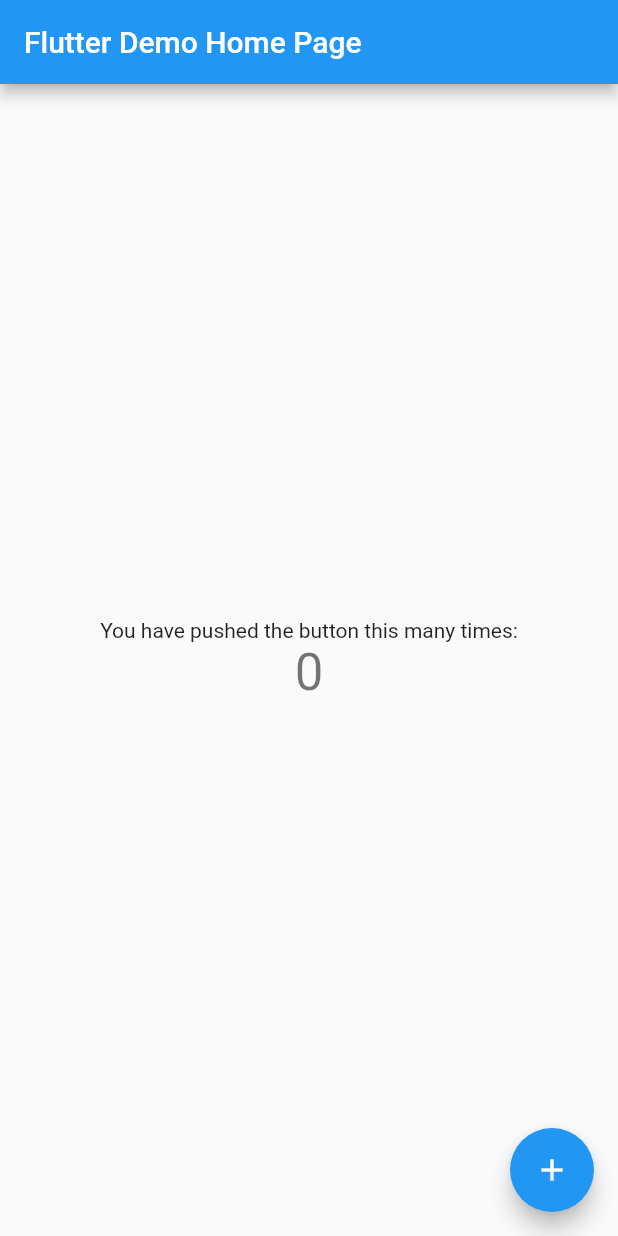
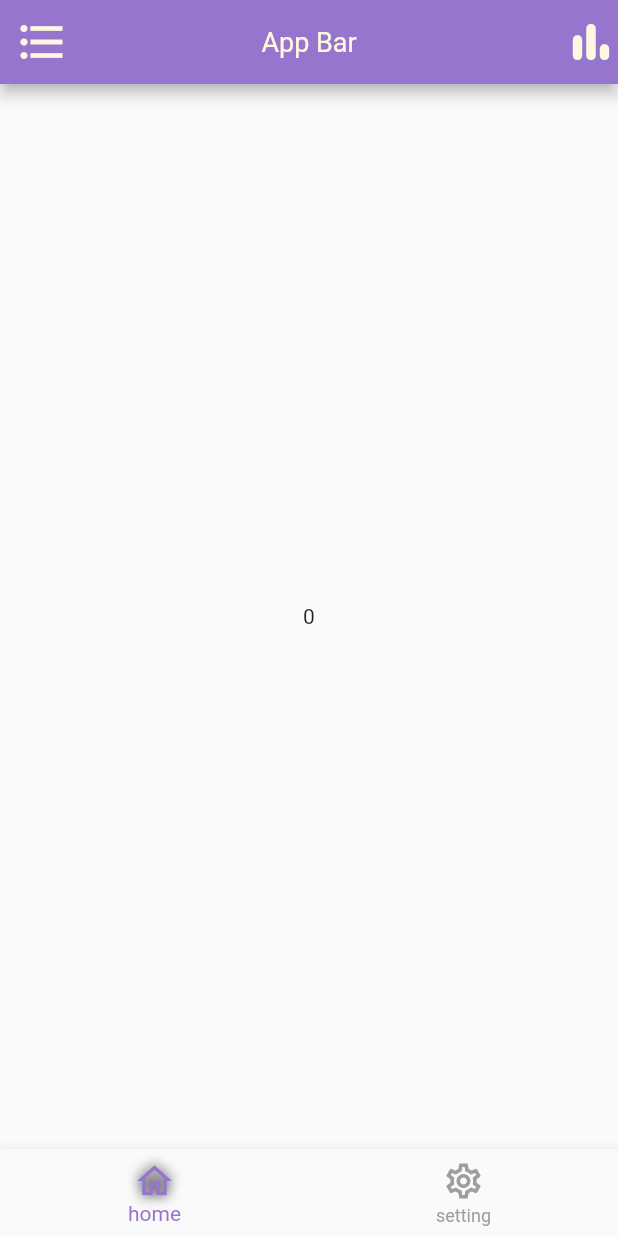
Before and after one commit to BaiYiZI/contact_book, a Flutter app: the screen it shows after launch, on a phone screen of 412 x 824 dp. Run offline on Flutter 3.47's test engine with Material 2 defaults, Android fonts, the phone set to English and light mode, and no system bars.

Commit message:
feat: Add home page

```diff
--- a/lib/main.dart
+++ b/lib/main.dart
@@ -1,115 +1,7 @@
-import 'package:flutter/material.dart';
+import "package:flutter/material.dart";
 
-void main() {
-  runApp(const MyApp());
+import "package:contact_book/pages/home/home.dart";
+
+void main(List<String> args) {
+  runApp(const Home());
 }
-
-class MyApp extends StatelessWidget {
-  const MyApp({super.key});
-
-  // This widget is the root of your application.
-  @override
-  Widget build(BuildContext context) {
-    return MaterialApp(
-      title: 'Flutter Demo',
-      theme: ThemeData(
-        // This is the theme of your application.
-        //
-        // Try running your application with "flutter run". You'll see the
-        // application has a blue toolbar. Then, without quitting the app, try
-        // changing the primarySwatch below to Colors.green and then invoke
-        // "hot reload" (press "r" in the console where you ran "flutter run",
-        // or simply save your changes to "hot reload" in a Flutter IDE).
-        // Notice that the counter didn't reset back to zero; the application
-        // is not restarted.
-        primarySwatch: Colors.blue,
-      ),
-      home: const MyHomePage(title: 'Flutter Demo Home Page'),
-    );
-  }
-}
-
-class MyHomePage extends StatefulWidget {
-  const MyHomePage({super.key, required this.title});
-
-  // This widget is the home page of your application. It is stateful, meaning
-  // that it has a State object (defined below) that contains fields that affect
-  // how it looks.
-
-  // This class is the configuration for the state. It holds the values (in this
-  // case the title) provided by the parent (in this case the App widget) and
-  // used by the build method of the State. Fields in a Widget subclass are
-  // always marked "final".
-
-  final String title;
-
-  @override
-  State<MyHomePage> createState() => _MyHomePageState();
-}
-
-class _MyHomePageState extends State<MyHomePage> {
-  int _counter = 0;
-
-  void _incrementCounter() {
-    setState(() {
-      // This call to setState tells the Flutter framework that something has
-      // changed in this State, which causes it to rerun the build method below
-      // so that the display can reflect the updated values. If we changed
-      // _counter without calling setState(), then the build method would not be
-      // called again, and so nothing would appear to happen.
-      _counter++;
-    });
-  }
-
-  @override
-  Widget build(BuildContext context) {
-    // This method is rerun every time setState is called, for instance as done
-    // by the _incrementCounter method above.
-    //
-    // The Flutter framework has been optimized to make rerunning build methods
-    // fast, so that you can just rebuild anything that needs updating rather
-    // than having to individually change instances of widgets.
-    return Scaffold(
-      appBar: AppBar(
-        // Here we take the value from the MyHomePage object that was created by
-        // the App.build method, and use it to set our appbar title.
-        title: Text(widget.title),
-      ),
-      body: Center(
-        // Center is a layout widget. It takes a single child and positions it
-        // in the middle of the parent.
-        child: Column(
-          // Column is also a layout widget. It takes a list of children and
-          // arranges them vertically. By default, it sizes itself to fit its
-          // children horizontally, and tries to be as tall as its parent.
-          //
-          // Invoke "debug painting" (press "p" in the console, choose the
-          // "Toggle Debug Paint" action from the Flutter Inspector in Android
-          // Studio, or the "Toggle Debug Paint" command in Visual Studio Code)
-          // to see the wireframe for each widget.
-          //
-          // Column has various properties to control how it sizes itself and
-          // how it positions its children. Here we use mainAxisAlignment to
-          // center the children vertically; the main axis here is the vertical
-          // axis because Columns are vertical (the cross axis would be
-          // horizontal).
-          mainAxisAlignment: MainAxisAlignment.center,
-          children: <Widget>[
-            const Text(
-              'You have pushed the button this many times:',
-            ),
-            Text(
-              '$_counter',
-              style: Theme.of(context).textTheme.headline4,
-            ),
-          ],
-        ),
-      ),
-      floatingActionButton: FloatingActionButton(
-        onPressed: _incrementCounter,
-        tooltip: 'Increment',
-        child: const Icon(Icons.add),
-      ), // This trailing comma makes auto-formatting nicer for build methods.
-    );
-  }
-}
--- /dev/null
+++ b/lib/pages/home/home.dart
@@ -0,0 +1,109 @@
+import 'package:flutter/material.dart';
+
+class Home extends StatefulWidget {
+  const Home({super.key});
+
+  @override
+  State<Home> createState() => HomeState();
+}
+
+class HomeState extends State<Home> {
+  int _selectedIndex = 0;
+
+  void _onItemTapped(int index) {
+    setState(() {
+      _selectedIndex = index;
+      print(_selectedIndex);
+    });
+  }
+
+  @override
+  Widget build(BuildContext context) {
+    return MaterialApp(
+      home: Scaffold(
+        appBar: AppBar(
+          leading: Builder(
+            builder: (context) {
+              return IconButton(
+                icon: const Icon(Icons.format_list_bulleted_sharp),
+                onPressed: () {
+                  Scaffold.of(context).openDrawer();
+                },
+              );
+            },
+          ),
+          title: const Text("App Bar"),
+          actions: [
+            GestureDetector(
+              child: const Icon(Icons.bar_chart_rounded),
+            )
+          ],
+        ),
+        drawer: Drawer(
+          child: Column(
+            children: [
+              Column(
+                children: [
+                  AppBar(
+                    leading: const Icon(Icons.image_rounded),
+                    title: const Text("Summary Data"),
+                    centerTitle: false,
+                  ),
+                ],
+              ),
+              const SizedBox(height: 16),
+              const ListTile(title: Text("option")),
+              const ListTile(title: Text("option")),
+              const ListTile(title: Text("option")),
+              const ListTile(title: Text("option")),
+              const ListTile(title: Text("option")),
+            ],
+          ),
+        ),
+        bottomNavigationBar: BottomNavigationBar(
+          items: const [
+            BottomNavigationBarItem(
+              icon: Icon(Icons.home_outlined),
+              label: "home",
+              tooltip: "",
+            ),
+            BottomNavigationBarItem(
+              icon: Icon(Icons.settings_outlined),
+              label: "setting",
+              tooltip: "",
+            ),
+          ],
+          currentIndex: _selectedIndex,
+          onTap: _onItemTapped,
+        ),
+        body: const Center(
+          child: Text("0"),
+        ),
+      ),
+      theme: ThemeData(
+        primaryColor: Colors.deepPurple[300],
+        appBarTheme: AppBarTheme(
+          color: Colors.deepPurple[300],
+          iconTheme: IconThemeData(color: Colors.amber[50], size: 36),
+          titleSpacing: 0,
+          titleTextStyle: TextStyle(color: Colors.amber[50], fontSize: 18),
+          centerTitle: true,
+        ),
+        bottomNavigationBarTheme: BottomNavigationBarThemeData(
+          selectedIconTheme: IconThemeData(
+            color: Colors.deepPurple[300],
+            size: 28,
+            shadows: <Shadow>[Shadow(blurRadius: 10)],
+          ),
+          unselectedIconTheme: const IconThemeData(
+            color: Colors.grey,
+            size: 28,
+          ),
+          type: BottomNavigationBarType.fixed,
+          selectedItemColor: Colors.deepPurple[300],
+          unselectedItemColor: Colors.grey,
+        ),
+      ),
+    );
+  }
+}
```
Also changed, not shown: 1 other file.
